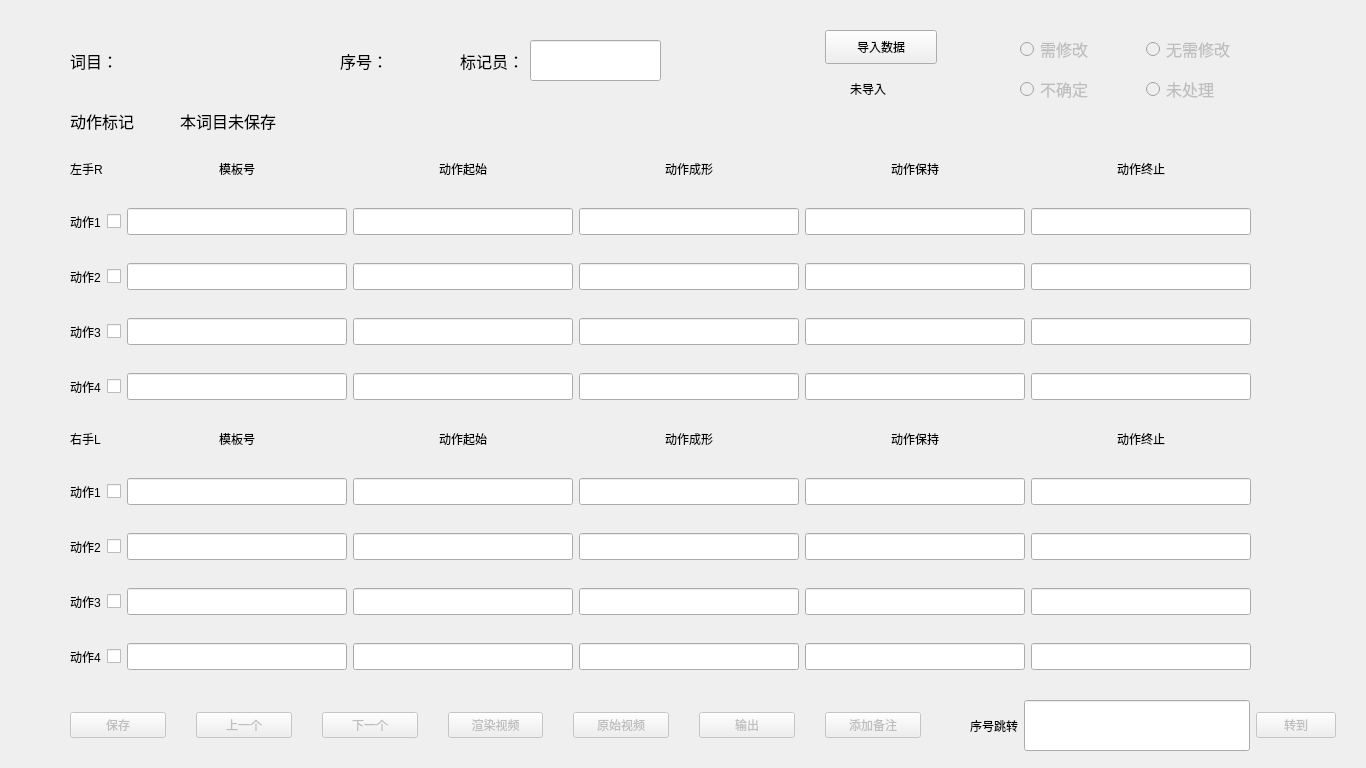
The window that window.ui (leiborzhu/gloss_pattern_ui) describes before a commit, drawn with Qt 5.
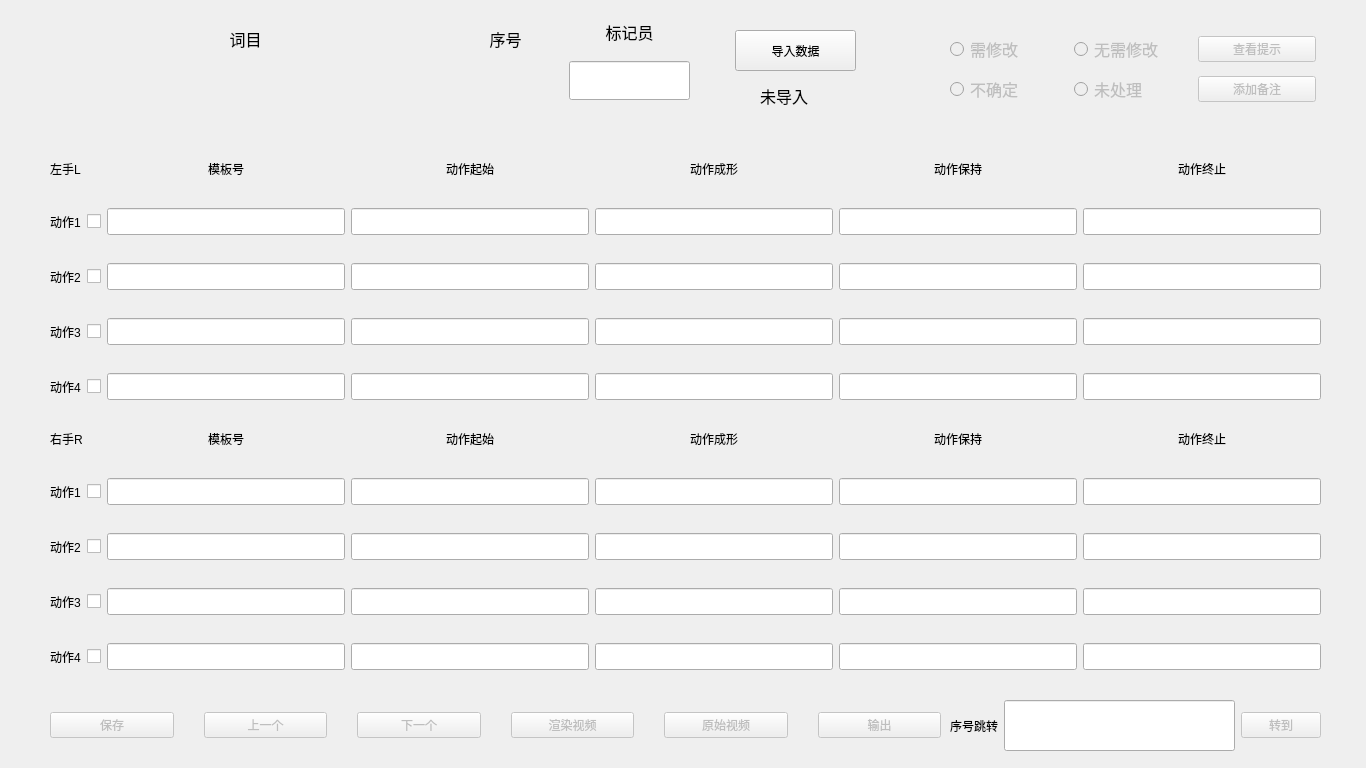
The same window after the commit.

What changed in the file:
```diff
--- a/window.ui
+++ b/window.ui
@@ -11,156 +11,15 @@
    </rect>
   </property>
   <property name="windowTitle">
-   <string>MainWindow</string>
+   <string>手语模板修复软件</string>
   </property>
   <widget class="QWidget" name="centralwidget">
-   <widget class="QWidget" name="horizontalLayoutWidget">
-    <property name="geometry">
-     <rect>
-      <x>70</x>
-      <y>40</y>
-      <width>261</width>
-      <height>41</height>
-     </rect>
-    </property>
-    <layout class="QHBoxLayout" name="horizontalLayout">
-     <item>
-      <widget class="QLabel" name="label">
-       <property name="sizePolicy">
-        <sizepolicy hsizetype="Maximum" vsizetype="Preferred">
-         <horstretch>0</horstretch>
-         <verstretch>0</verstretch>
-        </sizepolicy>
-       </property>
-       <property name="maximumSize">
-        <size>
-         <width>60</width>
-         <height>16777215</height>
-        </size>
-       </property>
-       <property name="font">
-        <font>
-         <family>宋体</family>
-         <pointsize>12</pointsize>
-        </font>
-       </property>
-       <property name="text">
-        <string>词目：</string>
-       </property>
-      </widget>
-     </item>
-     <item>
-      <widget class="QLabel" name="label_gloss">
-       <property name="font">
-        <font>
-         <pointsize>12</pointsize>
-        </font>
-       </property>
-       <property name="text">
-        <string/>
-       </property>
-      </widget>
-     </item>
-    </layout>
-   </widget>
-   <widget class="QWidget" name="horizontalLayoutWidget_2">
-    <property name="geometry">
-     <rect>
-      <x>340</x>
-      <y>40</y>
-      <width>111</width>
-      <height>41</height>
-     </rect>
-    </property>
-    <layout class="QHBoxLayout" name="horizontalLayout_2">
-     <item>
-      <widget class="QLabel" name="label_2">
-       <property name="font">
-        <font>
-         <pointsize>12</pointsize>
-        </font>
-       </property>
-       <property name="text">
-        <string>序号：</string>
-       </property>
-      </widget>
-     </item>
-     <item>
-      <widget class="QLabel" name="label_gloss_index">
-       <property name="font">
-        <font>
-         <pointsize>12</pointsize>
-        </font>
-       </property>
-       <property name="text">
-        <string/>
-       </property>
-      </widget>
-     </item>
-    </layout>
-   </widget>
-   <widget class="QWidget" name="horizontalLayoutWidget_3">
-    <property name="geometry">
-     <rect>
-      <x>460</x>
-      <y>40</y>
-      <width>201</width>
-      <height>41</height>
-     </rect>
-    </property>
-    <layout class="QHBoxLayout" name="horizontalLayout_3">
-     <item>
-      <widget class="QLabel" name="label_3">
-       <property name="font">
-        <font>
-         <pointsize>12</pointsize>
-        </font>
-       </property>
-       <property name="text">
-        <string>标记员：</string>
-       </property>
-      </widget>
-     </item>
-     <item>
-      <widget class="QLineEdit" name="lineEdit_operater">
-       <property name="sizePolicy">
-        <sizepolicy hsizetype="Expanding" vsizetype="Expanding">
-         <horstretch>0</horstretch>
-         <verstretch>0</verstretch>
-        </sizepolicy>
-       </property>
-       <property name="text">
-        <string/>
-       </property>
-      </widget>
-     </item>
-    </layout>
-   </widget>
-   <widget class="QLabel" name="label_5">
-    <property name="geometry">
-     <rect>
-      <x>70</x>
-      <y>100</y>
-      <width>101</width>
-      <height>41</height>
-     </rect>
-    </property>
-    <property name="font">
-     <font>
-      <family>黑体</family>
-      <pointsize>12</pointsize>
-     </font>
-    </property>
-    <property name="text">
-     <string>动作标记</string>
-    </property>
-   </widget>
    <widget class="QWidget" name="gridLayoutWidget">
     <property name="geometry">
      <rect>
-      <x>70</x>
+      <x>50</x>
       <y>150</y>
-      <width>1181</width>
+      <width>1271</width>
       <height>261</height>
      </rect>
     </property>
@@ -339,7 +198,7 @@
      <item row="0" column="0" colspan="2">
       <widget class="QLabel" name="label_6">
        <property name="text">
-        <string>左手R   </string>
+        <string>左手L   </string>
        </property>
       </widget>
      </item>
@@ -484,9 +343,9 @@
    <widget class="QWidget" name="gridLayoutWidget_2">
     <property name="geometry">
      <rect>
-      <x>70</x>
+      <x>50</x>
       <y>420</y>
-      <width>1181</width>
+      <width>1271</width>
       <height>261</height>
      </rect>
     </property>
@@ -783,7 +642,7 @@
      <item row="0" column="0" colspan="2">
       <widget class="QLabel" name="label_17">
        <property name="text">
-        <string>右手L  </string>
+        <string>右手R  </string>
        </property>
       </widget>
      </item>
@@ -813,9 +672,9 @@
    <widget class="QWidget" name="horizontalLayoutWidget_6">
     <property name="geometry">
      <rect>
-      <x>70</x>
+      <x>50</x>
       <y>700</y>
-      <width>851</width>
+      <width>891</width>
       <height>51</height>
      </rect>
     </property>
@@ -883,24 +742,14 @@
        </property>
       </widget>
      </item>
-     <item>
-      <widget class="QPushButton" name="pushButton_readme">
-       <property name="enabled">
-        <bool>false</bool>
-       </property>
-       <property name="text">
-        <string>添加备注</string>
-       </property>
-      </widget>
-     </item>
     </layout>
    </widget>
    <widget class="QWidget" name="horizontalLayoutWidget_7">
     <property name="geometry">
      <rect>
-      <x>970</x>
+      <x>950</x>
       <y>700</y>
-      <width>366</width>
+      <width>371</width>
       <height>51</height>
      </rect>
     </property>
@@ -937,10 +786,10 @@
    <widget class="QPushButton" name="pushButton_load">
     <property name="geometry">
      <rect>
-      <x>825</x>
+      <x>735</x>
       <y>30</y>
-      <width>112</width>
-      <height>34</height>
+      <width>121</width>
+      <height>41</height>
      </rect>
     </property>
     <property name="text">
@@ -950,12 +799,17 @@
    <widget class="QLabel" name="label_load_con">
     <property name="geometry">
      <rect>
-      <x>850</x>
+      <x>760</x>
       <y>80</y>
       <width>81</width>
-      <height>18</height>
+      <height>31</height>
      </rect>
     </property>
+    <property name="font">
+     <font>
+      <pointsize>12</pointsize>
+     </font>
+    </property>
     <property name="text">
      <string>未导入</string>
     </property>
@@ -963,7 +817,7 @@
    <widget class="QLabel" name="label_save_condi">
     <property name="geometry">
      <rect>
-      <x>180</x>
+      <x>50</x>
       <y>100</y>
       <width>201</width>
       <height>41</height>
@@ -976,19 +830,37 @@
      </font>
     </property>
     <property name="text">
-     <string>本词目未保存</string>
+     <string/>
     </property>
    </widget>
    <widget class="QWidget" name="gridLayoutWidget_3">
     <property name="geometry">
      <rect>
-      <x>1020</x>
+      <x>950</x>
       <y>30</y>
-      <width>245</width>
+      <width>366</width>
       <height>80</height>
      </rect>
     </property>
     <layout class="QGridLayout" name="gridLayout_3">
+     <item row="1" column="1">
+      <widget class="QRadioButton" name="radioButton_4">
+       <property name="enabled">
+        <bool>false</bool>
+       </property>
+       <property name="font">
+        <font>
+         <pointsize>12</pointsize>
+        </font>
+       </property>
+       <property name="text">
+        <string>未处理</string>
+       </property>
+       <property name="autoRepeat">
+        <bool>true</bool>
+       </property>
+      </widget>
+     </item>
      <item row="0" column="1">
       <widget class="QRadioButton" name="radioButton_2">
        <property name="enabled">
@@ -1043,21 +915,166 @@
        </property>
       </widget>
      </item>
-     <item row="1" column="1">
-      <widget class="QRadioButton" name="radioButton_4">
+     <item row="1" column="2">
+      <widget class="QPushButton" name="pushButton_readme">
        <property name="enabled">
         <bool>false</bool>
        </property>
+       <property name="text">
+        <string>添加备注</string>
+       </property>
+      </widget>
+     </item>
+     <item row="0" column="2">
+      <widget class="QPushButton" name="pushButton_hint">
+       <property name="enabled">
+        <bool>false</bool>
+       </property>
+       <property name="text">
+        <string>查看提示</string>
+       </property>
+      </widget>
+     </item>
+    </layout>
+   </widget>
+   <widget class="QWidget" name="verticalLayoutWidget">
+    <property name="geometry">
+     <rect>
+      <x>50</x>
+      <y>20</y>
+      <width>391</width>
+      <height>80</height>
+     </rect>
+    </property>
+    <layout class="QVBoxLayout" name="verticalLayout">
+     <item>
+      <widget class="QLabel" name="label">
+       <property name="sizePolicy">
+        <sizepolicy hsizetype="Preferred" vsizetype="Preferred">
+         <horstretch>0</horstretch>
+         <verstretch>0</verstretch>
+        </sizepolicy>
+       </property>
+       <property name="maximumSize">
+        <size>
+         <width>500</width>
+         <height>16777215</height>
+        </size>
+       </property>
        <property name="font">
         <font>
+         <family>宋体</family>
          <pointsize>12</pointsize>
         </font>
        </property>
        <property name="text">
-        <string>未处理</string>
+        <string>词目</string>
        </property>
-       <property name="autoRepeat">
-        <bool>true</bool>
+       <property name="alignment">
+        <set>Qt::AlignCenter</set>
+       </property>
+      </widget>
+     </item>
+     <item>
+      <widget class="QLabel" name="label_gloss">
+       <property name="font">
+        <font>
+         <pointsize>12</pointsize>
+        </font>
+       </property>
+       <property name="text">
+        <string/>
+       </property>
+       <property name="alignment">
+        <set>Qt::AlignCenter</set>
+       </property>
+      </widget>
+     </item>
+    </layout>
+   </widget>
+   <widget class="QWidget" name="verticalLayoutWidget_2">
+    <property name="geometry">
+     <rect>
+      <x>470</x>
+      <y>20</y>
+      <width>71</width>
+      <height>81</height>
+     </rect>
+    </property>
+    <layout class="QVBoxLayout" name="verticalLayout_2">
+     <item>
+      <widget class="QLabel" name="label_2">
+       <property name="font">
+        <font>
+         <pointsize>12</pointsize>
+        </font>
+       </property>
+       <property name="text">
+        <string>序号</string>
+       </property>
+       <property name="alignment">
+        <set>Qt::AlignCenter</set>
+       </property>
+      </widget>
+     </item>
+     <item>
+      <widget class="QLabel" name="label_gloss_index">
+       <property name="font">
+        <font>
+         <pointsize>12</pointsize>
+        </font>
+       </property>
+       <property name="text">
+        <string/>
+       </property>
+       <property name="alignment">
+        <set>Qt::AlignCenter</set>
+       </property>
+      </widget>
+     </item>
+    </layout>
+   </widget>
+   <widget class="QWidget" name="verticalLayoutWidget_3">
+    <property name="geometry">
+     <rect>
+      <x>569</x>
+      <y>20</y>
+      <width>121</width>
+      <height>80</height>
+     </rect>
+    </property>
+    <layout class="QVBoxLayout" name="verticalLayout_3">
+     <property name="spacing">
+      <number>17</number>
+     </property>
+     <item>
+      <widget class="QLabel" name="label_3">
+       <property name="font">
+        <font>
+         <pointsize>12</pointsize>
+        </font>
+       </property>
+       <property name="text">
+        <string>标记员</string>
+       </property>
+       <property name="alignment">
+        <set>Qt::AlignCenter</set>
+       </property>
+      </widget>
+     </item>
+     <item>
+      <widget class="QLineEdit" name="lineEdit_operater">
+       <property name="sizePolicy">
+        <sizepolicy hsizetype="Expanding" vsizetype="Expanding">
+         <horstretch>0</horstretch>
+         <verstretch>0</verstretch>
+        </sizepolicy>
+       </property>
+       <property name="text">
+        <string/>
+       </property>
+       <property name="alignment">
+        <set>Qt::AlignCenter</set>
        </property>
       </widget>
      </item>
```
